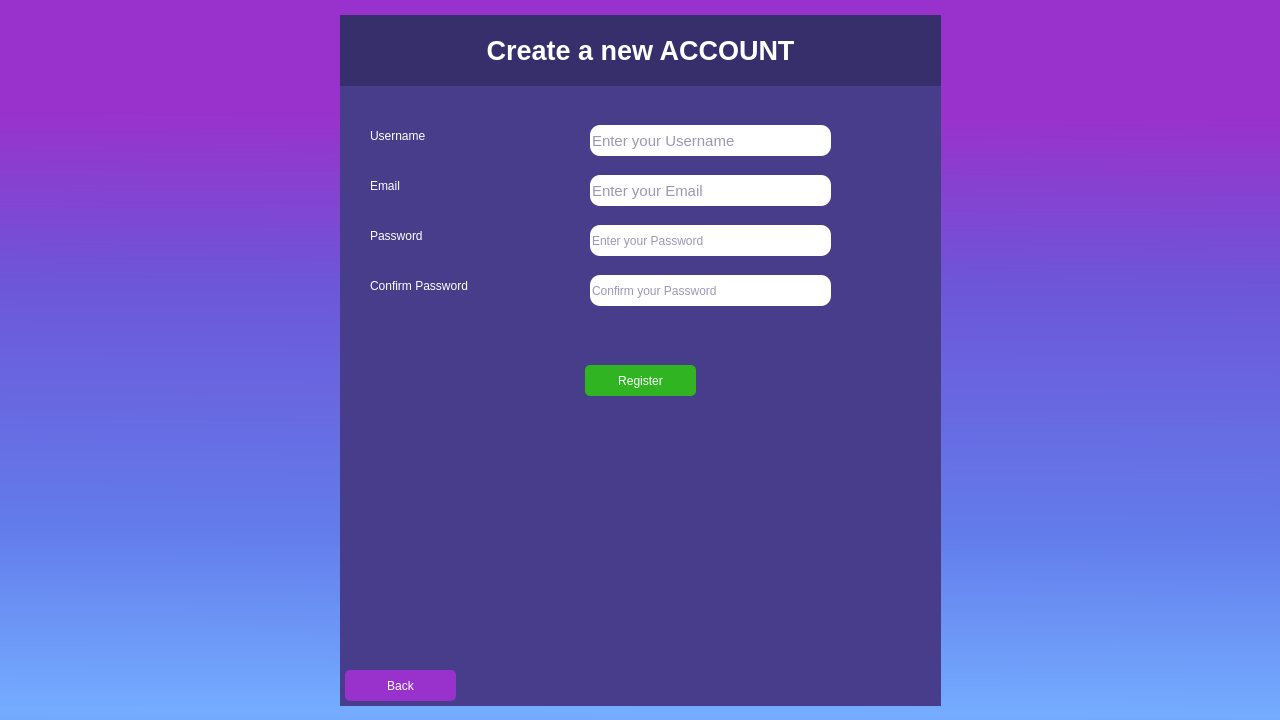
First picture: the form in TriviadorGame/TriviadorGame/TriviadorGame.ui, repository Mihnea11/Triviador, before the edit.
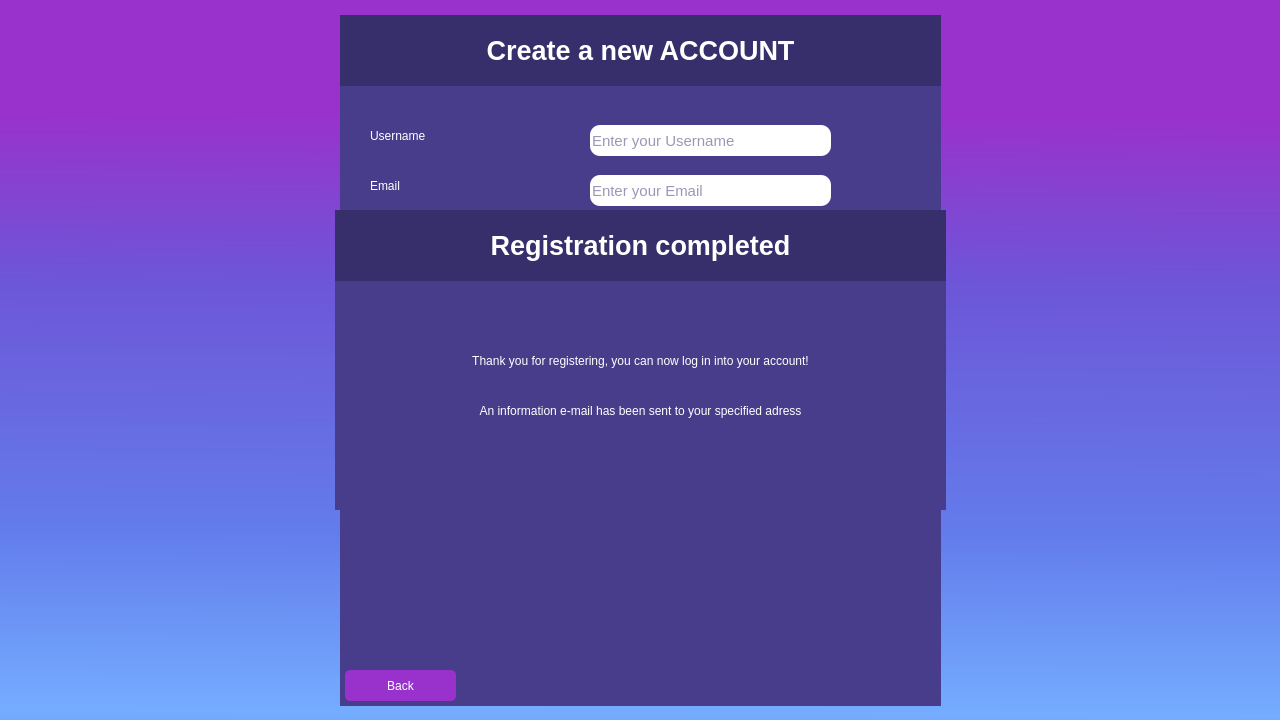
Second picture: the form after the edit.

```diff
--- a/TriviadorGame/TriviadorGame/TriviadorGame.ui
+++ b/TriviadorGame/TriviadorGame/TriviadorGame.ui
@@ -552,6 +552,79 @@
     <zorder>RegisterTitle</zorder>
     <zorder>RegisterErrorLabel</zorder>
    </widget>
+   <widget class="QWidget" name="RegistrationConfirmationForm" native="true">
+    <property name="geometry">
+     <rect>
+      <x>335</x>
+      <y>210</y>
+      <width>611</width>
+      <height>300</height>
+     </rect>
+    </property>
+    <property name="styleSheet">
+     <string notr="true">background-color: rgb(72, 61, 139);</string>
+    </property>
+    <widget class="QLabel" name="RegistrationConfirmationTitle">
+     <property name="geometry">
+      <rect>
+       <x>0</x>
+       <y>0</y>
+       <width>611</width>
+       <height>71</height>
+      </rect>
+     </property>
+     <property name="styleSheet">
+      <string notr="true">background-color: rgb(55, 47, 107);</string>
+     </property>
+     <property name="text">
+      <string>&lt;html&gt;&lt;head/&gt;&lt;body&gt;&lt;p align=&quot;center&quot;&gt;&lt;span style=&quot; font-size:20pt; font-weight:700; color:#ffffff;&quot;&gt;Registration completed&lt;/span&gt;&lt;/p&gt;&lt;/body&gt;&lt;/html&gt;</string>
+     </property>
+    </widget>
+    <widget class="QLabel" name="RegistrationConfirmationText">
+     <property name="geometry">
+      <rect>
+       <x>0</x>
+       <y>120</y>
+       <width>611</width>
+       <height>61</height>
+      </rect>
+     </property>
+     <property name="styleSheet">
+      <string notr="true">font: 700 15pt &quot;Segoe UI&quot;;
+
+color: rgb(255, 255, 255);
+</string>
+     </property>
+     <property name="text">
+      <string>Thank you for registering, you can now log in into your account!</string>
+     </property>
+     <property name="alignment">
+      <set>Qt::AlignCenter</set>
+     </property>
+    </widget>
+    <widget class="QLabel" name="RegistrationConfirmationText_2">
+     <property name="geometry">
+      <rect>
+       <x>0</x>
+       <y>170</y>
+       <width>611</width>
+       <height>61</height>
+      </rect>
+     </property>
+     <property name="styleSheet">
+      <string notr="true">font: 700 15pt &quot;Segoe UI&quot;;
+
+color: rgb(255, 255, 255);
+</string>
+     </property>
+     <property name="text">
+      <string>An information e-mail has been sent to your specified adress</string>
+     </property>
+     <property name="alignment">
+      <set>Qt::AlignCenter</set>
+     </property>
+    </widget>
+   </widget>
   </widget>
  </widget>
  <layoutdefault spacing="6" margin="11"/>
```
